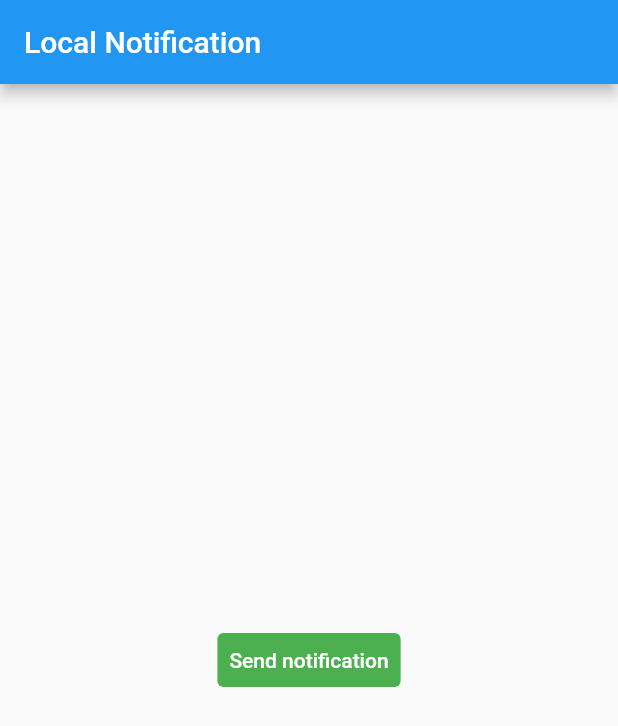
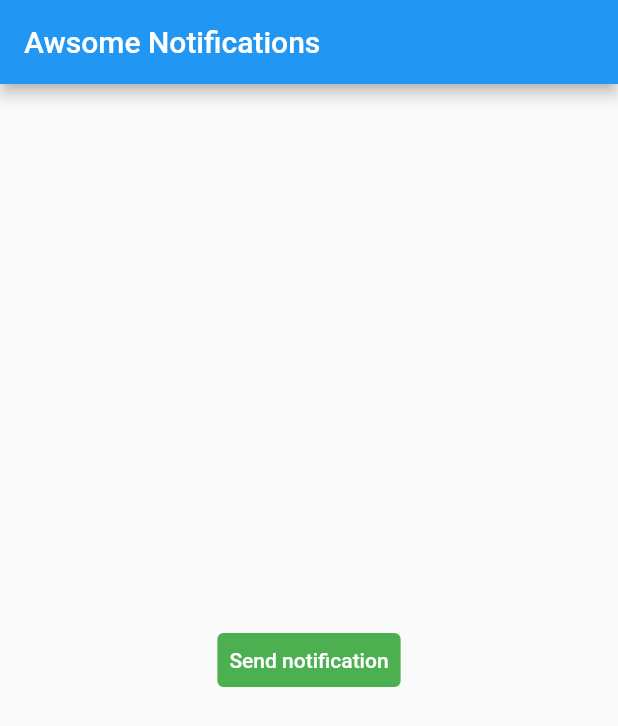
Before and after one commit to achyutpratham7/local_notifiaction, a Flutter app: the screen it shows after launch, after a tap on "Send notification", on a phone screen of 412 x 824 dp. Shown: the top 726 px of the screen. Run offline on Flutter 3.47's test engine with Material 2 defaults, Android fonts, the phone set to English and light mode, and no system bars; our stand-ins replace awesome_notifications, flutter_local_notifications.

Commit message:
flutter awsome

```diff
--- /dev/null
+++ b/lib/awsome_notification.dart
@@ -0,0 +1,38 @@
+import 'package:flutter/material.dart';
+import 'package:local_notification/notify.dart';
+
+class AwsomeNotification extends StatefulWidget {
+  const AwsomeNotification({super.key});
+
+  @override
+  State<AwsomeNotification> createState() => _AwsomeNotificationState();
+}
+
+class _AwsomeNotificationState extends State<AwsomeNotification> {
+  @override
+  Widget build(BuildContext context) {
+    return Scaffold(
+      appBar: AppBar(
+        title: Text("Awsome Notifications"),
+      ),
+      body: Container(
+        child: Center(
+          child: Column(
+            mainAxisAlignment: MainAxisAlignment.center,
+            crossAxisAlignment: CrossAxisAlignment.center,
+            children: [
+              TextButton(
+                  style: TextButton.styleFrom(
+                      backgroundColor: Colors.green,
+                      foregroundColor: Colors.white),
+                  onPressed: () {
+                    Notify.instantNotify();
+                  },
+                  child: const Text("Send notification"))
+            ],
+          ),
+        ),
+      ),
+    );
+  }
+}
--- a/lib/main.dart
+++ b/lib/main.dart
@@ -1,8 +1,23 @@
 import 'package:flutter/material.dart';
+import 'package:awesome_notifications/awesome_notifications.dart';
+import 'package:local_notification/awsome_notification.dart';
 
 import 'MyHomePage.dart';
 
 void main() {
+  AwesomeNotifications().initialize(
+    null,
+    [
+      NotificationChannel(
+          channelGroupKey: 'reminders',
+          channelKey: 'instant_notification',
+          channelName: 'Basic Instant Notification',
+          channelDescription:
+              'Notification channel that can trigger notification instantly.',
+          defaultColor: const Color(0xFF9D50DD),
+          ledColor: Colors.deepPurple),
+    ],
+  );
   runApp(const MyApp());
 }
 
@@ -16,18 +31,9 @@ class MyApp extends StatelessWidget {
       debugShowCheckedModeBanner: false,
       title: 'Flutter Demo',
       theme: ThemeData(
-        // This is the theme of your application.
-        //
-        // Try running your application with "flutter run". You'll see the
-        // application has a blue toolbar. Then, without quitting the app, try
-        // changing the primarySwatch below to Colors.green and then invoke
-        // "hot reload" (press "r" in the console where you ran "flutter run",
-        // or simply save your changes to "hot reload" in a Flutter IDE).
-        // Notice that the counter didn't reset back to zero; the application
-        // is not restarted.
         primarySwatch: Colors.blue,
       ),
-      home: const MyHomePage(),
+      home: const AwsomeNotification(),
     );
   }
 }
--- /dev/null
+++ b/lib/notify.dart
@@ -0,0 +1,19 @@
+import 'dart:math';
+
+import 'package:awesome_notifications/awesome_notifications.dart';
+
+class Notify {
+  static Future<bool> instantNotify() async {
+    final AwesomeNotifications awesomeNotifications = AwesomeNotifications();
+    return awesomeNotifications.createNotification(
+      content: NotificationContent(
+          id: Random().nextInt(100),
+          title: "Happy Holi",
+          body: "Notification that delivers instantly on trigger.",
+          channelKey: 'instant_notification',
+          notificationLayout: NotificationLayout.BigPicture,
+          bigPicture:
+              'https://img.freepik.com/free-vector/hand-drawn-people-celebrating-holi-festival_23-2147756582.jpg?w=740&t=st=1678093590~exp=1678094190~hmac=400bba8d26a8dc4f40d6549177adeb4f9ef5244310bff6b2b1ac6c0dbcd3e122'),
+    );
+  }
+}
--- a/pubspec.yaml
+++ b/pubspec.yaml
@@ -47,6 +47,7 @@ dev_dependencies:
   # rules and activating additional ones.
   flutter_lints: ^2.0.0
   flutter_local_notifications: ^13.0.0
+  awesome_notifications: ^0.7.4+1
 
 # For information on the generic Dart part of this file, see the
 # following page: https://dart.dev/tools/pub/pubspec
```
Also changed, not shown: pubspec.lock, 6 other files.
